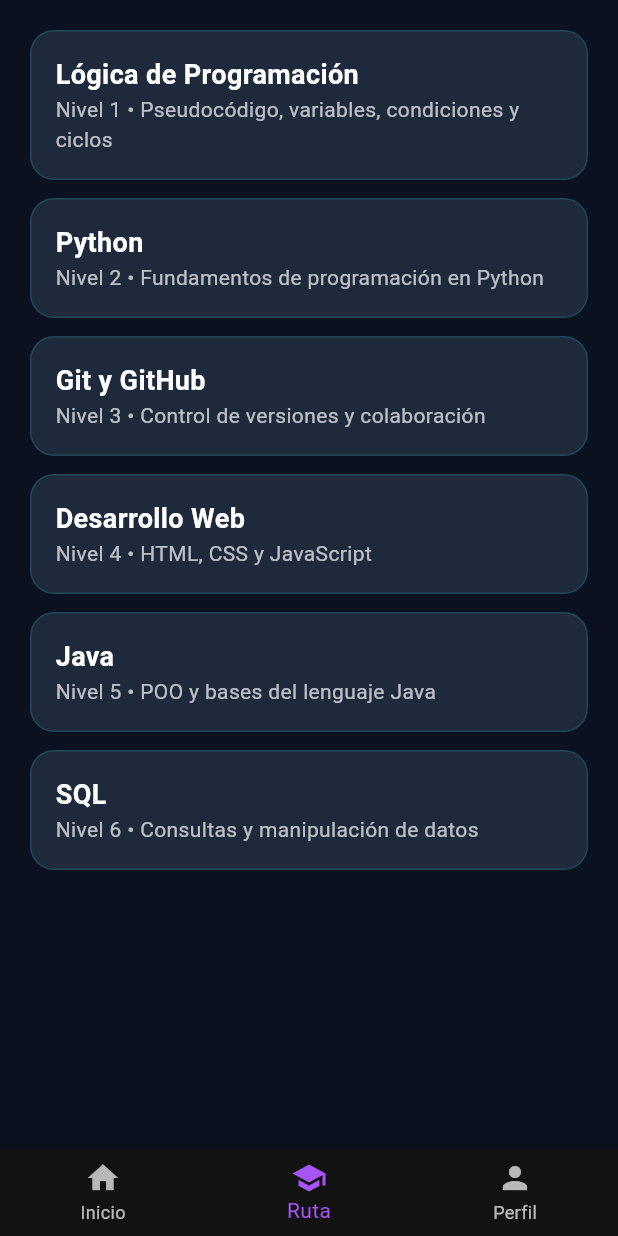
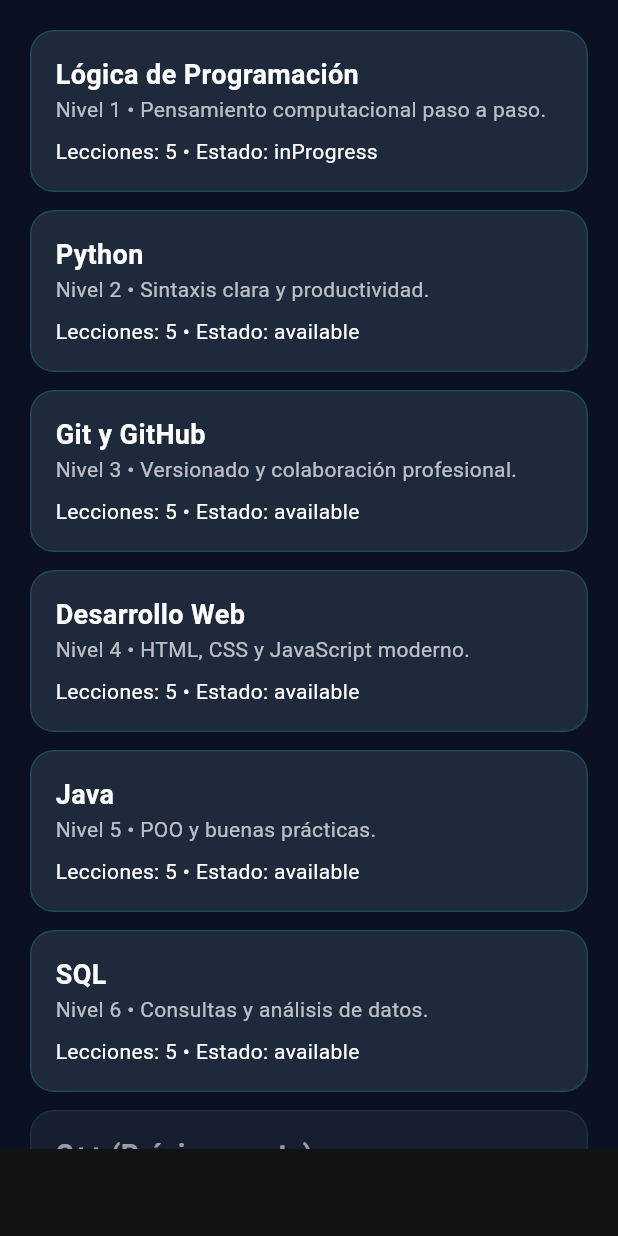
Before and after one commit to alfonsogzman123-netizen/Duocdev, a Flutter app: the screen it shows after launch, after a tap on "Continuar aprendiendo", on a phone screen of 412 x 824 dp. Run offline on Flutter 3.47's test engine with Material 3 defaults, Android fonts, the phone set to English and light mode, and no system bars.

Commit message:
feat: expand DuocDev MVP with course statuses and AI tutor demo

```diff
--- /dev/null
+++ b/lib/config/app_config.dart
@@ -0,0 +1,4 @@
+class AppConfig {
+  static const openAIApiKey = String.fromEnvironment('OPENAI_API_KEY');
+  static bool get hasApiKey => openAIApiKey.trim().isNotEmpty;
+}
--- a/lib/data/course_data.dart
+++ b/lib/data/course_data.dart
@@ -1,40 +1,41 @@
 import 'package:duocdev/models/course_models.dart';
 
-const List<Course> courses = [
-  Course(
-    id: 'logica',
-    title: 'Lógica de Programación',
-    level: 'Nivel 1',
-    description: 'Pseudocódigo, variables, condiciones y ciclos',
-    lessons: [
-      Lesson(id: 'l1', title: 'Introducción a la lógica', content: 'La lógica ayuda a resolver problemas paso a paso.', code: 'INICIO\n  leer problema\n  dividir en pasos\nFIN', challenge: Challenge(question: '¿Cuál es el objetivo de la lógica?', options: ['Resolver problemas ordenadamente', 'Solo escribir código rápido', 'Evitar pruebas', 'Usar internet siempre'], correctIndex: 0)),
-      Lesson(id: 'l2', title: 'Variables y datos', content: 'Las variables guardan información que puede cambiar.', code: 'edad <- 18\nnombre <- "Ana"', challenge: Challenge(question: '¿Qué guarda una variable?', options: ['Información', 'Pantallas', 'Teclados', 'Errores'], correctIndex: 0)),
-      Lesson(id: 'l3', title: 'Condicionales', content: 'Permiten tomar decisiones según condiciones.', code: 'SI nota >= 4 ENTONCES\n  mostrar "Aprobado"\nFIN SI', challenge: Challenge(question: 'Un condicional sirve para...', options: ['Tomar decisiones', 'Dibujar', 'Apagar PC', 'Instalar apps'], correctIndex: 0)),
-    ],
-  ),
-  Course(id: 'python', title: 'Python', level: 'Nivel 2', description: 'Fundamentos de programación en Python', lessons: [
-    Lesson(id: 'p1', title: '¿Qué es Python?', content: 'Python es un lenguaje simple y poderoso.', code: 'print("Hola DuocDev")', challenge: Challenge(question: 'Python se usa para...', options: ['Desarrollo y automatización', 'Solo juegos retro', 'Diseño 3D únicamente', 'Nada educativo'], correctIndex: 0)),
-    Lesson(id: 'p2', title: 'Variables en Python', content: 'Se crean sin declarar tipo explícitamente.', code: 'nombre = "Leo"\nedad = 19', challenge: Challenge(question: '¿Para qué sirve una variable?', options: ['Guardar información', 'Reiniciar internet', 'Compilar Java', 'Editar fotos'], correctIndex: 0)),
-    Lesson(id: 'p3', title: 'Funciones', content: 'Permiten reutilizar bloques de código.', code: 'def saludar(nombre):\n    return f"Hola {nombre}"', challenge: Challenge(question: 'Una función ayuda a...', options: ['Reutilizar código', 'Borrar sistema', 'Cambiar hardware', 'Desinstalar Python'], correctIndex: 0)),
-  ]),
-  Course(id: 'git', title: 'Git y GitHub', level: 'Nivel 3', description: 'Control de versiones y colaboración', lessons: [
-    Lesson(id: 'g1', title: '¿Qué es Git?', content: 'Git registra cambios y facilita colaboración.', code: 'git init\ngit status', challenge: Challenge(question: 'Git permite...', options: ['Controlar versiones', 'Diseñar logos', 'Editar audio', 'Renderizar video'], correctIndex: 0)),
-    Lesson(id: 'g2', title: 'Commits', content: 'Un commit guarda un estado de tu proyecto.', code: 'git add .\ngit commit -m "avance"', challenge: Challenge(question: 'Un commit es...', options: ['Un registro de cambios', 'Una carpeta vacía', 'Una rama remota', 'Un error'], correctIndex: 0)),
-    Lesson(id: 'g3', title: 'Push y pull', content: 'Push sube cambios y pull los descarga.', code: 'git push origin main\ngit pull origin main', challenge: Challenge(question: 'git pull sirve para...', options: ['Traer cambios remotos', 'Eliminar repositorio', 'Cerrar GitHub', 'Crear imagen'], correctIndex: 0)),
-  ]),
-  Course(id: 'web', title: 'Desarrollo Web', level: 'Nivel 4', description: 'HTML, CSS y JavaScript', lessons: [
-    Lesson(id: 'w1', title: 'HTML base', content: 'HTML estructura el contenido de una web.', code: '<h1>Hola</h1>', challenge: Challenge(question: 'HTML se usa para...', options: ['Estructurar contenido', 'Diseñar bases de datos', 'Compilar apps nativas', 'Gestionar servidores'], correctIndex: 0)),
-    Lesson(id: 'w2', title: 'CSS básico', content: 'CSS da estilo visual a la web.', code: 'h1 { color: cyan; }', challenge: Challenge(question: 'CSS permite...', options: ['Aplicar estilos', 'Controlar Git', 'Ejecutar SQL', 'Crear APK'], correctIndex: 0)),
-    Lesson(id: 'w3', title: 'JS inicial', content: 'JavaScript agrega interacción.', code: 'console.log("click")', challenge: Challenge(question: 'JavaScript agrega...', options: ['Interactividad', 'Solo tipografías', 'Solo tablas', 'Solo rutas'], correctIndex: 0)),
-  ]),
-  Course(id: 'java', title: 'Java', level: 'Nivel 5', description: 'POO y bases del lenguaje Java', lessons: [
-    Lesson(id: 'j1', title: 'Introducción a Java', content: 'Java es orientado a objetos y multiplataforma.', code: 'System.out.println("Hola");', challenge: Challenge(question: 'Java es...', options: ['Orientado a objetos', 'Un navegador', 'Un DBMS', 'Un editor'], correctIndex: 0)),
-    Lesson(id: 'j2', title: 'Clases y objetos', content: 'Las clases definen objetos con atributos.', code: 'class Auto { String marca; }', challenge: Challenge(question: 'Una clase representa...', options: ['Un molde de objetos', 'Un archivo temporal', 'Un bug', 'Un servidor'], correctIndex: 0)),
-    Lesson(id: 'j3', title: 'Condicionales y ciclos', content: 'Controlan flujo del programa.', code: 'if (x > 0) { System.out.println(x); }', challenge: Challenge(question: 'if en Java sirve para...', options: ['Tomar decisiones', 'Hacer merge', 'Compilar Flutter', 'Ejecutar SQL'], correctIndex: 0)),
-  ]),
-  Course(id: 'sql', title: 'SQL', level: 'Nivel 6', description: 'Consultas y manipulación de datos', lessons: [
-    Lesson(id: 's1', title: 'SELECT básico', content: 'SELECT consulta datos de una tabla.', code: 'SELECT * FROM estudiantes;', challenge: Challenge(question: 'SELECT se usa para...', options: ['Consultar datos', 'Borrar app', 'Compilar Java', 'Subir commits'], correctIndex: 0)),
-    Lesson(id: 's2', title: 'WHERE', content: 'WHERE filtra registros según condición.', code: 'SELECT * FROM estudiantes WHERE nivel = 1;', challenge: Challenge(question: 'WHERE permite...', options: ['Filtrar resultados', 'Crear ramas', 'Dibujar UI', 'Subir archivos'], correctIndex: 0)),
-    Lesson(id: 's3', title: 'INSERT', content: 'INSERT agrega nuevos registros.', code: 'INSERT INTO estudiantes(nombre) VALUES ("Ana");', challenge: Challenge(question: 'INSERT sirve para...', options: ['Agregar datos', 'Eliminar tabla', 'Bloquear usuario', 'Cambiar SO'], correctIndex: 0)),
-  ]),
+Lesson makeLesson(String id, String title, String content, String code) {
+  return Lesson(
+    id: id,
+    title: title,
+    content: content,
+    code: code,
+    tip: 'Tip: practica este concepto con ejemplos pequeños por 10 minutos.',
+    challenge: Challenge(
+      question: '¿Cuál es la idea principal de "$title"?',
+      options: const [
+        'Entender y aplicar el concepto correctamente',
+        'Memorizar sin practicar',
+        'Evitar escribir código',
+        'Ignorar errores',
+      ],
+      correctIndex: 0,
+    ),
+  );
+}
+
+List<Lesson> lessonsFor(String p) => [
+      makeLesson('${p}1', 'Fundamentos', 'Primera base del módulo.', 'print("Hola DuocDev")'),
+      makeLesson('${p}2', 'Variables', 'Guardar datos en memoria.', 'x = 10'),
+      makeLesson('${p}3', 'Condiciones', 'Tomar decisiones según reglas.', 'if x > 5:\n    print(x)'),
+      makeLesson('${p}4', 'Bucles', 'Repetir tareas automáticamente.', 'for i in range(3):\n    print(i)'),
+      makeLesson('${p}5', 'Práctica guiada', 'Combinar todo en un mini ejercicio.', 'def resolver():\n    return True'),
+    ];
+
+const emptyLessons = <Lesson>[];
+
+final List<Course> courses = [
+  Course(id: 'logica', title: 'Lógica de Programación', level: 'Nivel 1', description: 'Pensamiento computacional paso a paso.', status: CourseStatus.inProgress, lessons: lessonsFor('l')),
+  Course(id: 'python', title: 'Python', level: 'Nivel 2', description: 'Sintaxis clara y productividad.', status: CourseStatus.available, lessons: lessonsFor('p')),
+  Course(id: 'git', title: 'Git y GitHub', level: 'Nivel 3', description: 'Versionado y colaboración profesional.', status: CourseStatus.available, lessons: lessonsFor('g')),
+  Course(id: 'web', title: 'Desarrollo Web', level: 'Nivel 4', description: 'HTML, CSS y JavaScript moderno.', status: CourseStatus.available, lessons: lessonsFor('w')),
+  Course(id: 'java', title: 'Java', level: 'Nivel 5', description: 'POO y buenas prácticas.', status: CourseStatus.available, lessons: lessonsFor('j')),
+  Course(id: 'sql', title: 'SQL', level: 'Nivel 6', description: 'Consultas y análisis de datos.', status: CourseStatus.available, lessons: lessonsFor('s')),
+  const Course(id: 'cpp', title: 'C++ (Próximamente)', level: 'Nivel 7', description: 'Curso en preparación.', status: CourseStatus.locked, lessons: emptyLessons),
 ];
--- a/lib/models/course_models.dart
+++ b/lib/models/course_models.dart
@@ -1,8 +1,11 @@
+enum CourseStatus { available, inProgress, locked }
+
 class Lesson {
   final String id;
   final String title;
   final String content;
   final String code;
+  final String tip;
   final Challenge challenge;
 
   const Lesson({
@@ -10,6 +13,7 @@
     required this.title,
     required this.content,
     required this.code,
+    required this.tip,
     required this.challenge,
   });
 }
@@ -31,6 +35,7 @@
   final String title;
   final String level;
   final String description;
+  final CourseStatus status;
   final List<Lesson> lessons;
 
   const Course({
@@ -38,6 +43,7 @@
     required this.title,
     required this.level,
     required this.description,
+    required this.status,
     required this.lessons,
   });
 }
--- a/lib/screens/main_shell.dart
+++ b/lib/screens/main_shell.dart
@@ -1,6 +1,7 @@
 import 'package:duocdev/screens/home_screen.dart';
 import 'package:duocdev/screens/profile_screen.dart';
 import 'package:duocdev/screens/route_screen.dart';
+import 'package:duocdev/screens/tutor_screen.dart';
 import 'package:flutter/material.dart';
 
 class MainShell extends StatefulWidget {
@@ -18,6 +19,7 @@
     final pages = [
       HomeScreen(onGoToRoute: () => setState(() => page = 1)),
       const RouteScreen(),
+      const TutorScreen(),
       const ProfileScreen(),
     ];
     return Scaffold(
@@ -28,6 +30,7 @@
         items: const [
           BottomNavigationBarItem(icon: Icon(Icons.home), label: 'Inicio'),
           BottomNavigationBarItem(icon: Icon(Icons.school), label: 'Ruta'),
+          BottomNavigationBarItem(icon: Icon(Icons.auto_awesome), label: 'Tutor IA'),
           BottomNavigationBarItem(icon: Icon(Icons.person), label: 'Perfil'),
         ],
       ),
--- a/lib/screens/route_screen.dart
+++ b/lib/screens/route_screen.dart
@@ -15,11 +15,22 @@
         itemCount: courses.length,
         itemBuilder: (context, index) {
           final c = courses[index];
+          final locked = c.status == CourseStatus.locked;
           return Padding(
             padding: const EdgeInsets.only(bottom: 12),
             child: GestureDetector(
-              onTap: () => Navigator.push(context, MaterialPageRoute(builder: (_) => CourseScreen(course: c))),
-              child: DuocCard(child: Column(crossAxisAlignment: CrossAxisAlignment.start, children: [Text(c.title, style: const TextStyle(fontWeight: FontWeight.bold, fontSize: 18)), Text('${c.level} • ${c.description}', style: const TextStyle(color: Colors.white70))])),
+              onTap: locked ? null : () => Navigator.push(context, MaterialPageRoute(builder: (_) => CourseScreen(course: c))),
+              child: Opacity(
+                opacity: locked ? 0.6 : 1,
+                child: DuocCard(
+                  child: Column(crossAxisAlignment: CrossAxisAlignment.start, children: [
+                    Text(c.title, style: const TextStyle(fontWeight: FontWeight.bold, fontSize: 18)),
+                    Text('${c.level} • ${c.description}', style: const TextStyle(color: Colors.white70)),
+                    const SizedBox(height: 8),
+                    Text('Lecciones: ${c.lessons.length} • Estado: ${c.status.name}'),
+                  ]),
+                ),
+              ),
             ),
           );
         },
--- a/pubspec.yaml
+++ b/pubspec.yaml
@@ -30,6 +30,7 @@
 dependencies:
   flutter:
     sdk: flutter
+  http: ^1.2.2
 
   # The following adds the Cupertino Icons font to your application.
   # Use with the CupertinoIcons class for iOS style icons.
```
Also changed, not shown: lib/screens/tutor_screen.dart (added, +63 -0 lines), lib/services/ai_service.dart (added, +38 -0 lines).
